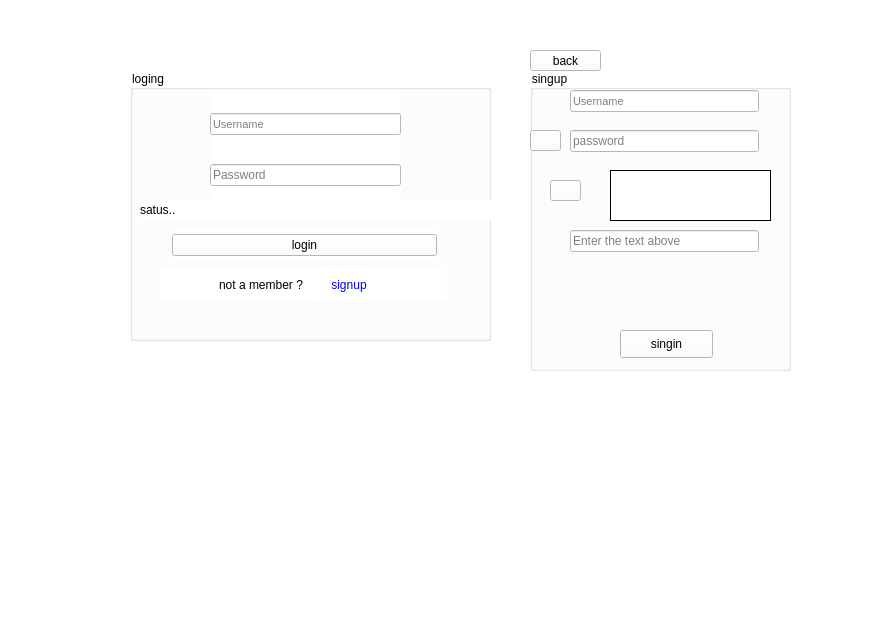
First picture: the form in page2.ui, repository ehsansh1/messenger, before the edit.
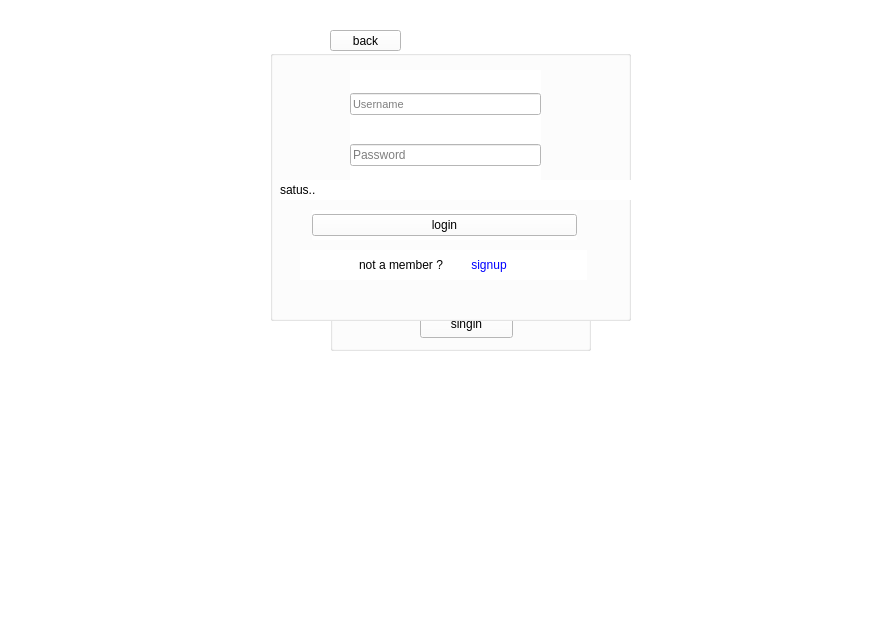
Second picture: the form after the edit. Icons and pictures are not drawn.

```diff
--- a/page2.ui
+++ b/page2.ui
@@ -21,14 +21,14 @@
    <widget class="QGroupBox" name="groupBox_2">
     <property name="geometry">
      <rect>
-      <x>530</x>
-      <y>70</y>
+      <x>330</x>
+      <y>50</y>
       <width>261</width>
       <height>301</height>
      </rect>
     </property>
     <property name="title">
-     <string>singup</string>
+     <string/>
     </property>
     <widget class="QPushButton" name="pushButton_singin">
      <property name="geometry">
@@ -158,8 +158,8 @@
    <widget class="QGroupBox" name="groupBox">
     <property name="geometry">
      <rect>
-      <x>130</x>
-      <y>70</y>
+      <x>270</x>
+      <y>50</y>
       <width>361</width>
       <height>271</height>
      </rect>
@@ -168,7 +168,7 @@
      <string notr="true">background-color: rgb(255, 255, 255);</string>
     </property>
     <property name="title">
-     <string>loging</string>
+     <string/>
     </property>
     <widget class="QWidget" name="layoutWidget">
      <property name="geometry">
@@ -301,8 +301,8 @@
    <widget class="QPushButton" name="pushButton_back">
     <property name="geometry">
      <rect>
-      <x>530</x>
-      <y>50</y>
+      <x>330</x>
+      <y>30</y>
       <width>71</width>
       <height>21</height>
      </rect>
```
